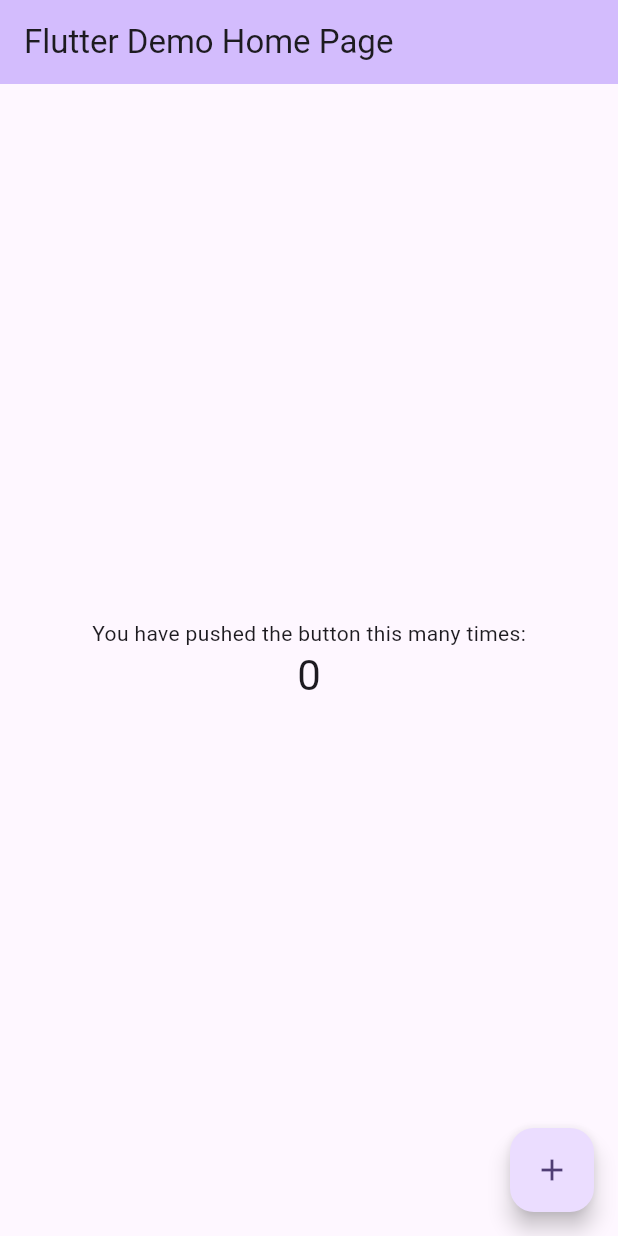
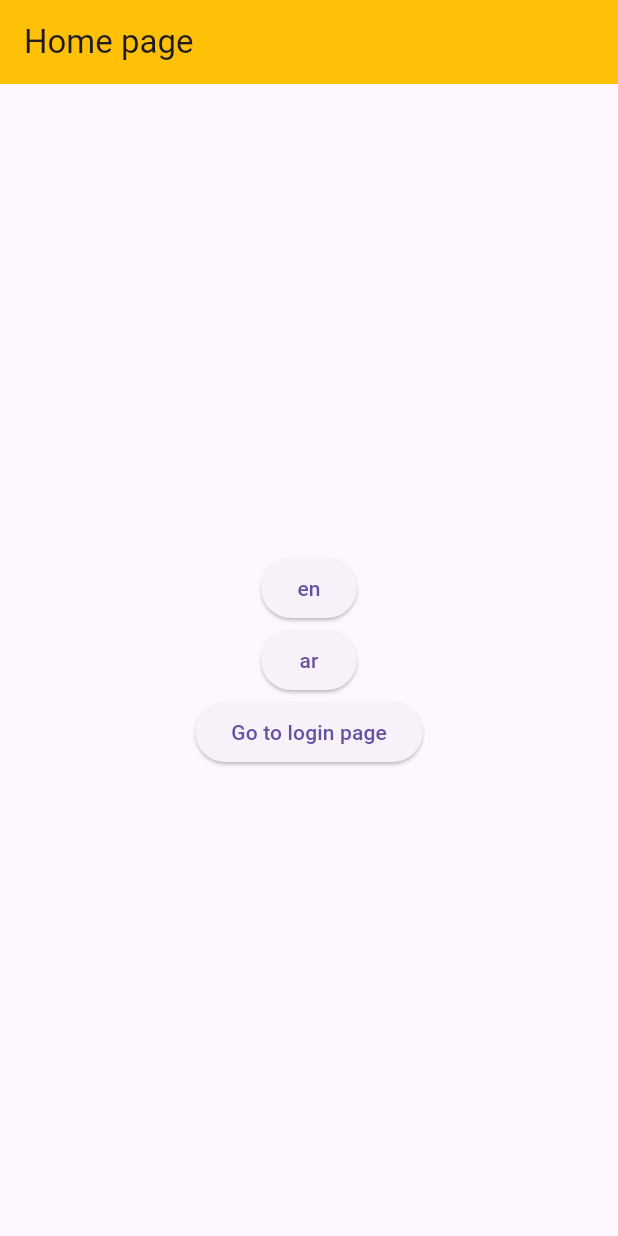
Before and after one commit to HazemHamdy7/flutter_app, a Flutter app: the screen it shows after launch, on a phone screen of 412 x 824 dp. Run offline on Flutter 3.47's test engine with Material 3 defaults, Android fonts, the phone set to English and light mode, and no system bars; our stand-ins replace flutter_bloc.

Commit message:
Add localization support and language switching functionality
- Added `.vscode/easycode.ignore` to specify files and directories to ignore.
- Updated `ios/Runner/Info.plist` to include support for Arabic and English localizations.
- Created `lib/bloc/language_cubit/language_cubit.dart` for managing language state.
- Generated localization files in `lib/generated/intl/` for Arabic and English.
- Created `lib/generated/l10n.dart` for handling localization in the app.
- Added localization ARB files `lib/l10n/intl_ar.arb` and `lib/l10n/intl_en.arb`.
- Updated `lib/main.dart` to use `BlocProvider` and `BlocBuilder` for language state management and localization delegates.
- Created `lib/views/home/home_view.dart` with buttons to switch languages and navigate to the login view.
- Created `lib/views/home/login_view.dart` as a placeholder for the login screen.
- Updated `pubspec.lock` and `pubspec.yaml` to include necessary dependencies for localization and state management.

```diff
--- /dev/null
+++ b/lib/bloc/lanugage_cubit/language_cubit.dart
@@ -0,0 +1,10 @@
+import 'package:flutter/material.dart';
+import 'package:flutter_bloc/flutter_bloc.dart';
+
+class LanguageCubit extends Cubit<Locale> {
+
+  LanguageCubit() : super(const Locale("en"));
+  void changeLanguage(String languageCode) {
+    emit(Locale(languageCode));
+  }
+}
--- a/lib/main.dart
+++ b/lib/main.dart
@@ -1,4 +1,9 @@
 import 'package:flutter/material.dart';
+import 'package:flutter_app/bloc/lanugage_cubit/language_cubit.dart';
+import 'package:flutter_app/generated/l10n.dart';
+import 'package:flutter_app/views/home/home_view.dart';
+import 'package:flutter_bloc/flutter_bloc.dart';
+import 'package:flutter_localizations/flutter_localizations.dart';
 
 void main() {
   runApp(const MyApp());
@@ -7,119 +12,27 @@ void main() {
 class MyApp extends StatelessWidget {
   const MyApp({super.key});
 
-  // This widget is the root of your application.
   @override
   Widget build(BuildContext context) {
-    return MaterialApp(
-      title: 'Flutter Demo',
-      theme: ThemeData(
-        // This is the theme of your application.
-        //
-        // TRY THIS: Try running your application with "flutter run". You'll see
-        // the application has a purple toolbar. Then, without quitting the app,
-        // try changing the seedColor in the colorScheme below to Colors.green
-        // and then invoke "hot reload" (save your changes or press the "hot
-        // reload" button in a Flutter-supported IDE, or press "r" if you used
-        // the command line to start the app).
-        //
-        // Notice that the counter didn't reset back to zero; the application
-        // state is not lost during the reload. To reset the state, use hot
-        // restart instead.
-        //
-        // This works for code too, not just values: Most code changes can be
-        // tested with just a hot reload.
-        colorScheme: ColorScheme.fromSeed(seedColor: Colors.deepPurple),
-        useMaterial3: true,
+    return BlocProvider(
+      create: (_) => LanguageCubit(),
+      child: BlocBuilder<LanguageCubit, Locale>(
+        builder: (context, local) {
+          return MaterialApp(
+            locale: local,
+            localizationsDelegates: const [
+              S.delegate,
+              GlobalMaterialLocalizations.delegate,
+              GlobalWidgetsLocalizations.delegate,
+              GlobalCupertinoLocalizations.delegate,
+            ],
+            supportedLocales: S.delegate.supportedLocales,
+            title: 'Flutter Demo',
+            theme: ThemeData(),
+            home: const HomeView(),
+          );
+        },
       ),
-      home: const MyHomePage(title: 'Flutter Demo Home Page'),
     );
   }
 }
-
-class MyHomePage extends StatefulWidget {
-  const MyHomePage({super.key, required this.title});
-
-  // This widget is the home page of your application. It is stateful, meaning
-  // that it has a State object (defined below) that contains fields that affect
-  // how it looks.
-
-  // This class is the configuration for the state. It holds the values (in this
-  // case the title) provided by the parent (in this case the App widget) and
-  // used by the build method of the State. Fields in a Widget subclass are
-  // always marked "final".
-
-  final String title;
-
-  @override
-  State<MyHomePage> createState() => _MyHomePageState();
-}
-
-class _MyHomePageState extends State<MyHomePage> {
-  int _counter = 0;
-
-  void _incrementCounter() {
-    setState(() {
-      // This call to setState tells the Flutter framework that something has
-      // changed in this State, which causes it to rerun the build method below
-      // so that the display can reflect the updated values. If we changed
-      // _counter without calling setState(), then the build method would not be
-      // called again, and so nothing would appear to happen.
-      _counter++;
-    });
-  }
-
-  @override
-  Widget build(BuildContext context) {
-    // This method is rerun every time setState is called, for instance as done
-    // by the _incrementCounter method above.
-    //
-    // The Flutter framework has been optimized to make rerunning build methods
-    // fast, so that you can just rebuild anything that needs updating rather
-    // than having to individually change instances of widgets.
-    return Scaffold(
-      appBar: AppBar(
-        // TRY THIS: Try changing the color here to a specific color (to
-        // Colors.amber, perhaps?) and trigger a hot reload to see the AppBar
-        // change color while the other colors stay the same.
-        backgroundColor: Theme.of(context).colorScheme.inversePrimary,
-        // Here we take the value from the MyHomePage object that was created by
-        // the App.build method, and use it to set our appbar title.
-        title: Text(widget.title),
-      ),
-      body: Center(
-        // Center is a layout widget. It takes a single child and positions it
-        // in the middle of the parent.
-        child: Column(
-          // Column is also a layout widget. It takes a list of children and
-          // arranges them vertically. By default, it sizes itself to fit its
-          // children horizontally, and tries to be as tall as its parent.
-          //
-          // Column has various properties to control how it sizes itself and
-          // how it positions its children. Here we use mainAxisAlignment to
-          // center the children vertically; the main axis here is the vertical
-          // axis because Columns are vertical (the cross axis would be
-          // horizontal).
-          //
-          // TRY THIS: Invoke "debug painting" (choose the "Toggle Debug Paint"
-          // action in the IDE, or press "p" in the console), to see the
-          // wireframe for each widget.
-          mainAxisAlignment: MainAxisAlignment.center,
-          children: <Widget>[
-            const Text(
-              'You have pushed the button this many times:',
-            ),
-            Text(
-              '$_counter',
-              style: Theme.of(context).textTheme.headlineMedium,
-            ),
-          ],
-        ),
-      ),
-      floatingActionButton: FloatingActionButton(
-        onPressed: _incrementCounter,
-        tooltip: 'Increment',
-        child: const Icon(Icons.add),
-      ), // This trailing comma makes auto-formatting nicer for build methods.
-    );
-  }
-}
--- /dev/null
+++ b/lib/views/home/home_view.dart
@@ -0,0 +1,45 @@
+import 'package:flutter/material.dart';
+import 'package:flutter_app/bloc/lanugage_cubit/language_cubit.dart';
+import 'package:flutter_app/generated/l10n.dart';
+import 'package:flutter_app/views/home/login_view.dart';
+import 'package:flutter_bloc/flutter_bloc.dart';
+
+class HomeView extends StatelessWidget {
+  const HomeView({super.key});
+
+  @override
+  Widget build(BuildContext context) {
+    return Scaffold(
+      appBar: AppBar(
+        backgroundColor: Colors.amber,
+        title: Text(S.of(context).title),
+      ),
+      body: Center(
+        child: Column(
+          crossAxisAlignment: CrossAxisAlignment.center,
+          mainAxisAlignment: MainAxisAlignment.center,
+          children: [
+            ElevatedButton(
+                onPressed: () {
+                  context.read<LanguageCubit>().changeLanguage('en');
+                },
+                child: const Text("en")),
+            ElevatedButton(
+                onPressed: () {
+                  context.read<LanguageCubit>().changeLanguage('ar');
+                },
+                child: const Text("ar")),
+            ElevatedButton(
+              onPressed: () {
+                Navigator.push(context, MaterialPageRoute(builder: (context) {
+                  return const LoginView();
+                }));
+              },
+              child: Text("Go to login page"),
+            ),
+          ],
+        ),
+      ),
+    );
+  }
+}
```
Also changed, not shown: lib/l10n/intl_ar.arb (added, +13 -0 lines), lib/l10n/intl_en.arb (added, +13 -0 lines), lib/views/home/login_view.dart (added, +15 -0 lines), pubspec.yaml (+6 -8 lines), lib/generated/intl/messages_all.dart (added), lib/generated/intl/messages_ar.dart (added), lib/generated/intl/messages_en.dart (added), lib/generated/l10n.dart (added), pubspec.lock, 1 other file.
